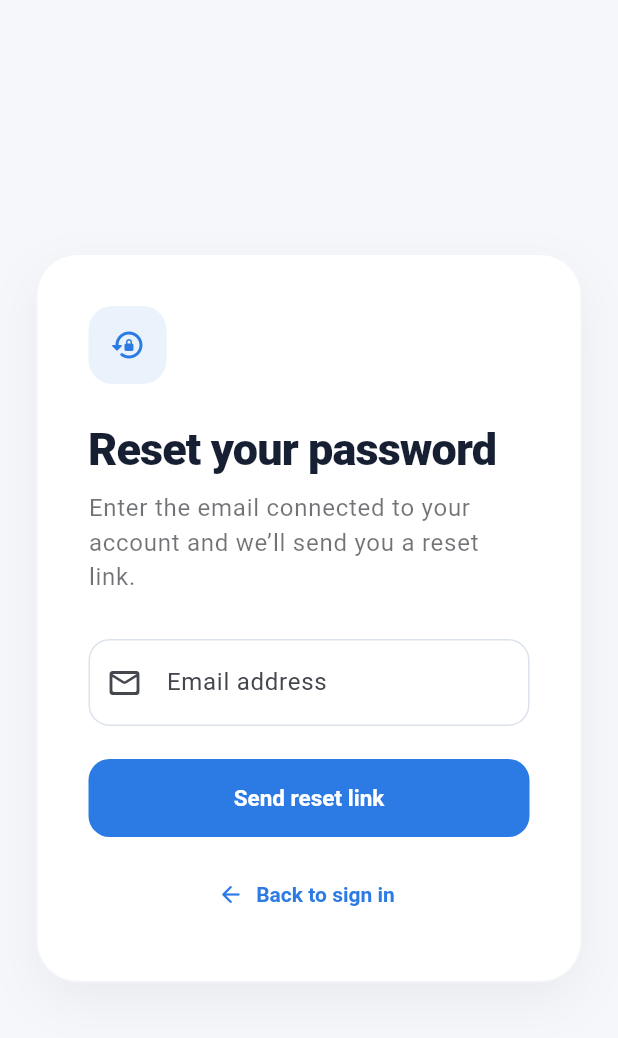
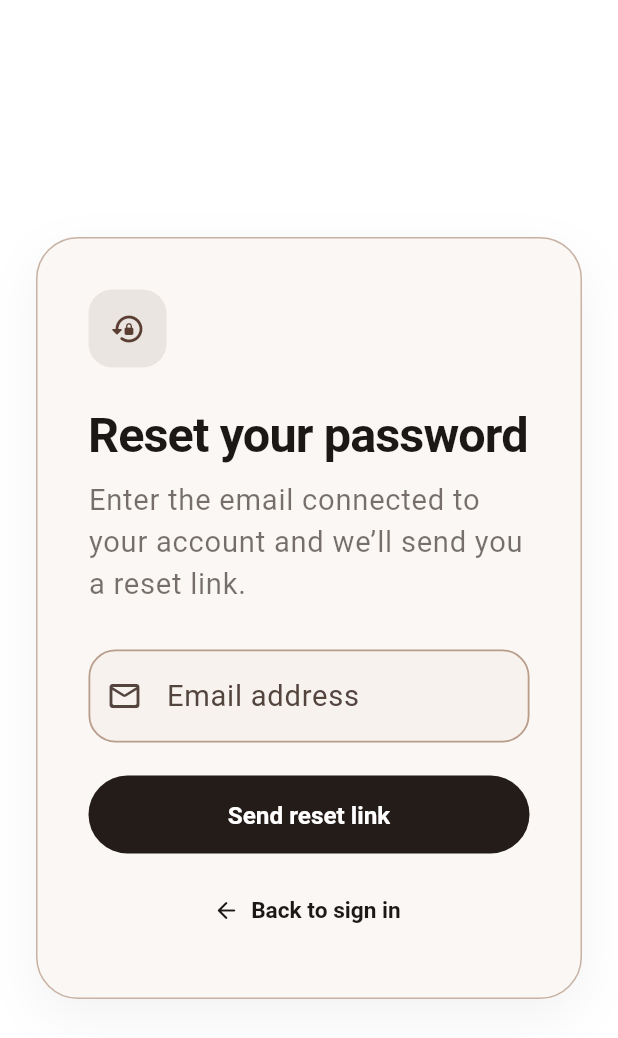
Before and after one commit to hung148/Travel-App, a Flutter app: the screen it shows after launch, after a tap on "Forgot password?", on a phone screen of 412 x 824 dp. Shown: the top 1038 px of the screen. Run offline on Flutter 3.47's test engine with Material 3 defaults, Android fonts, the light colour scheme and no system bars; our stand-ins replace cloud_firestore, firebase_auth, firebase_core, flutter_map, latlong2; accounts and stored records are empty; Roboto replaces fonts that are missing (Georgia).

Commit message:
add new UI

```diff
--- a/travel/lib/core/theme/app_theme.dart
+++ b/travel/lib/core/theme/app_theme.dart
@@ -1,17 +1,17 @@
 import 'package:flutter/material.dart';
 
 class AppTheme {
-  static const primary = Color(0xFF2C7BE5);
-  static const secondary = Color(0xFF6C757D);
-  static const error = Color(0xFFE63757);
+  static const primary = Color(0xFF5A3E32);
+  static const secondary = Color(0xFF8B6B59);
+  static const error = Color(0xFFB3261E);
 
-  static const _lightBackground = Color(0xFFF5F7FB);
-  static const _lightSurface = Color(0xFFFFFFFF);
-  static const _lightOnSurface = Color(0xFF172033);
+  static const _lightBackground = Color(0xFFFFFFFF);
+  static const _lightSurface = Color(0xFFFAF7F4);
+  static const _lightOnSurface = Color(0xFF1C1816);
 
-  static const _darkBackground = Color(0xFF101318);
-  static const _darkSurface = Color(0xFF181D24);
-  static const _darkOnSurface = Color(0xFFF4F7FB);
+  static const _darkBackground = Color(0xFF151413);
+  static const _darkSurface = Color(0xFF211F1E);
+  static const _darkOnSurface = Color(0xFFF6F3F1);
 
   static ThemeData get light => _buildTheme(
     brightness: Brightness.light,
@@ -34,12 +34,18 @@ class AppTheme {
     required Color onSurface,
   }) {
     final isDark = brightness == Brightness.dark;
+    final borderColor = isDark
+        ? const Color(0xFF6C5A50)
+        : const Color(0xFFB99D8B);
     final scheme = ColorScheme.fromSeed(
       seedColor: primary,
       brightness: brightness,
       primary: primary,
       error: error,
       surface: surface,
+    ).copyWith(
+      outline: borderColor,
+      outlineVariant: borderColor.withValues(alpha: 0.72),
     );
 
     return ThemeData(
@@ -47,92 +53,175 @@ class AppTheme {
       brightness: brightness,
       colorScheme: scheme,
       scaffoldBackgroundColor: background,
-      dividerColor: isDark ? Colors.white24 : const Color(0xFFDDE3EC),
+      canvasColor: background,
+      dividerColor: borderColor,
       appBarTheme: AppBarTheme(
         backgroundColor: background,
         foregroundColor: onSurface,
         elevation: 0,
         scrolledUnderElevation: 0,
-        centerTitle: false,
+        centerTitle: true,
+        surfaceTintColor: Colors.transparent,
+        titleTextStyle: TextStyle(
+          color: onSurface,
+          fontSize: 19,
+          fontWeight: FontWeight.w700,
+          letterSpacing: -0.15,
+        ),
+      ),
+      cardTheme: CardThemeData(
+        color: surface,
+        surfaceTintColor: Colors.transparent,
+        elevation: 0,
+        margin: EdgeInsets.zero,
+        shape: RoundedRectangleBorder(
+          borderRadius: BorderRadius.circular(28),
+          side: BorderSide(
+            color: borderColor,
+            width: 1.25,
+          ),
+        ),
+      ),
+      dialogTheme: DialogThemeData(
+        backgroundColor: surface,
+        surfaceTintColor: Colors.transparent,
+        shape: RoundedRectangleBorder(borderRadius: BorderRadius.circular(26)),
       ),
       inputDecorationTheme: InputDecorationTheme(
         filled: true,
-        fillColor: surface,
+        fillColor: isDark ? const Color(0xFF302D2B) : const Color(0xFFF7F2EE),
         contentPadding: const EdgeInsets.symmetric(
           horizontal: 16,
           vertical: 17,
         ),
         border: OutlineInputBorder(
-          borderRadius: BorderRadius.circular(14),
-          borderSide: BorderSide(
-            color: isDark ? Colors.white24 : const Color(0xFFDCE2EA),
-          ),
+          borderRadius: BorderRadius.circular(18),
+          borderSide: BorderSide.none,
         ),
         enabledBorder: OutlineInputBorder(
-          borderRadius: BorderRadius.circular(14),
+          borderRadius: BorderRadius.circular(18),
           borderSide: BorderSide(
-            color: isDark ? Colors.white24 : const Color(0xFFDCE2EA),
+            color: borderColor,
+            width: 1.2,
           ),
         ),
         focusedBorder: OutlineInputBorder(
-          borderRadius: BorderRadius.circular(14),
-          borderSide: const BorderSide(color: primary, width: 1.6),
+          borderRadius: BorderRadius.circular(18),
+          borderSide: const BorderSide(color: primary, width: 1.5),
         ),
         errorBorder: OutlineInputBorder(
-          borderRadius: BorderRadius.circular(14),
+          borderRadius: BorderRadius.circular(18),
           borderSide: const BorderSide(color: error),
         ),
       ),
       filledButtonTheme: FilledButtonThemeData(
         style: FilledButton.styleFrom(
-          backgroundColor: primary,
+          backgroundColor: const Color(0xFF241C18),
           foregroundColor: Colors.white,
-          padding: const EdgeInsets.symmetric(horizontal: 22, vertical: 16),
+          padding: const EdgeInsets.symmetric(horizontal: 24, vertical: 17),
           textStyle: const TextStyle(fontSize: 15, fontWeight: FontWeight.w700),
-          shape: RoundedRectangleBorder(
-            borderRadius: BorderRadius.circular(14),
-          ),
+          shape: const StadiumBorder(),
+          elevation: 0,
         ),
       ),
       outlinedButtonTheme: OutlinedButtonThemeData(
         style: OutlinedButton.styleFrom(
           foregroundColor: onSurface,
           side: BorderSide(
-            color: isDark ? Colors.white24 : const Color(0xFFDCE2EA),
+            color: borderColor,
+            width: 1.2,
           ),
-          shape: RoundedRectangleBorder(
-            borderRadius: BorderRadius.circular(14),
-          ),
+          backgroundColor: surface,
+          shape: const StadiumBorder(),
         ),
       ),
       textButtonTheme: TextButtonThemeData(
         style: TextButton.styleFrom(
-          foregroundColor: primary,
+          foregroundColor: onSurface,
           textStyle: const TextStyle(fontWeight: FontWeight.w700),
         ),
       ),
       chipTheme: ChipThemeData(
-        backgroundColor: surface,
-        selectedColor: primary.withValues(alpha: 0.12),
-        side: BorderSide(
-          color: isDark ? Colors.white24 : const Color(0xFFDCE2EA),
+        backgroundColor: isDark ? const Color(0xFF302D2B) : const Color(0xFFF4EDE8),
+        selectedColor: primary,
+        checkmarkColor: Colors.white,
+        side: BorderSide.none,
+        shape: const StadiumBorder(),
+      ),
+      snackBarTheme: SnackBarThemeData(
+        backgroundColor: onSurface,
+        contentTextStyle: TextStyle(color: surface),
+        behavior: SnackBarBehavior.floating,
+        shape: RoundedRectangleBorder(borderRadius: BorderRadius.circular(16)),
+      ),
+      progressIndicatorTheme: ProgressIndicatorThemeData(color: onSurface),
+      textTheme: TextTheme(
+        displayLarge: TextStyle(
+          fontFamily: 'Georgia',
+          fontSize: 48,
+          fontWeight: FontWeight.w700,
+          letterSpacing: -1.5,
+          color: onSurface,
         ),
-        shape: RoundedRectangleBorder(borderRadius: BorderRadius.circular(999)),
-      ),
-      textTheme: TextTheme(
+        displayMedium: TextStyle(
+          fontFamily: 'Georgia',
+          fontSize: 40,
+          fontWeight: FontWeight.w700,
+          letterSpacing: -1.1,
+          color: onSurface,
+        ),
+        displaySmall: TextStyle(
+          fontFamily: 'Georgia',
+          fontSize: 34,
+          fontWeight: FontWeight.w700,
+          letterSpacing: -0.8,
+          color: onSurface,
+        ),
         headlineMedium: TextStyle(
-          fontSize: 28,
-          fontWeight: FontWeight.w800,
-          letterSpacing: -0.5,
+          fontFamily: 'Georgia',
+          fontSize: 32,
+          fontWeight: FontWeight.w700,
+          letterSpacing: -0.6,
           color: onSurface,
         ),
         titleLarge: TextStyle(
-          fontSize: 20,
-          fontWeight: FontWeight.w800,
+          fontFamily: 'Georgia',
+          fontSize: 24,
+          fontWeight: FontWeight.w600,
+          letterSpacing: -0.25,
           color: onSurface,
         ),
-        bodyLarge: TextStyle(fontSize: 16, color: onSurface),
-        bodyMedium: TextStyle(fontSize: 14, color: onSurface),
+        titleMedium: TextStyle(
+          fontSize: 18,
+          fontWeight: FontWeight.w800,
+          letterSpacing: 0.05,
+          color: onSurface,
+        ),
+        titleSmall: TextStyle(
+          fontSize: 16,
+          fontWeight: FontWeight.w800,
+          letterSpacing: 0.15,
+          color: onSurface,
+        ),
+        bodyLarge: TextStyle(fontSize: 18, height: 1.45, color: onSurface),
+        bodyMedium: TextStyle(fontSize: 16, height: 1.4, color: onSurface),
+        bodySmall: TextStyle(
+          fontSize: 14,
+          height: 1.35,
+          color: onSurface.withValues(alpha: 0.72),
+        ),
+        labelLarge: TextStyle(
+          fontSize: 16,
+          fontWeight: FontWeight.w800,
+          letterSpacing: 0.2,
+          color: onSurface,
+        ),
+        labelMedium: TextStyle(
+          fontSize: 14,
+          fontWeight: FontWeight.w700,
+          letterSpacing: 0.35,
+          color: onSurface,
+        ),
       ),
     );
   }
--- a/travel/lib/main.dart
+++ b/travel/lib/main.dart
@@ -57,9 +57,19 @@ class MyApp extends StatelessWidget {
       child: MaterialApp(
         debugShowCheckedModeBanner: false,
         title: 'Travel App',
+        builder: (context, child) {
+          final mediaQuery = MediaQuery.of(context);
+          final currentScale = mediaQuery.textScaler.scale(1);
+          return MediaQuery(
+            data: mediaQuery.copyWith(
+              textScaler: TextScaler.linear(currentScale * 1.08),
+            ),
+            child: child!,
+          );
+        },
         theme: AppTheme.light,
         darkTheme: AppTheme.dark,
-        themeMode: ThemeMode.system,
+        themeMode: ThemeMode.light,
         home: const AuthGate(),
         routes: {
           '/signup': (_) => const SignupPage(),
--- a/travel/lib/views/summary/multi_destination_review.dart
+++ b/travel/lib/views/summary/multi_destination_review.dart
@@ -287,7 +287,7 @@ class _ReviewCard extends StatelessWidget {
       color: Theme.of(context).colorScheme.surface,
       borderRadius: BorderRadius.circular(18),
       border: Border.all(
-        color: Theme.of(context).dividerColor.withValues(alpha: .35),
+        color: Theme.of(context).dividerColor.withValues(alpha: .78),
       ),
     ),
     child: child,
--- a/travel/lib/views/summary/review_widget.dart
+++ b/travel/lib/views/summary/review_widget.dart
@@ -35,7 +35,7 @@ class _ReviewWidgetState extends State<ReviewWidget> {
         color: Theme.of(context).colorScheme.surface,
         borderRadius: BorderRadius.circular(22),
         border: Border.all(
-          color: Theme.of(context).dividerColor.withValues(alpha: 0.35),
+          color: Theme.of(context).dividerColor.withValues(alpha: 0.78),
         ),
       ),
       child: Column(
--- a/travel/lib/views/summary/summary_page.dart
+++ b/travel/lib/views/summary/summary_page.dart
@@ -299,7 +299,7 @@ class _HotelReview extends StatelessWidget {
         crossAxisAlignment: CrossAxisAlignment.start,
         children: [
           CircleAvatar(
-            backgroundColor: Colors.indigo.shade700,
+            backgroundColor: Theme.of(context).colorScheme.primary,
             child: const Icon(Icons.hotel_rounded, color: Colors.white),
           ),
           const SizedBox(width: 12),
@@ -514,7 +514,7 @@ class _HotelStopRow extends StatelessWidget {
       children: [
         CircleAvatar(
           radius: 15,
-          backgroundColor: Colors.indigo.shade700,
+          backgroundColor: Theme.of(context).colorScheme.primary,
           child: const Icon(Icons.hotel_rounded, size: 17, color: Colors.white),
         ),
         const SizedBox(width: 12),
@@ -670,7 +670,7 @@ class _ReviewCard extends StatelessWidget {
         color: Theme.of(context).colorScheme.surface,
         borderRadius: BorderRadius.circular(18),
         border: Border.all(
-          color: Theme.of(context).dividerColor.withValues(alpha: 0.35),
+          color: Theme.of(context).dividerColor.withValues(alpha: 0.78),
         ),
       ),
       child: child,
```
Also changed, not shown: travel/lib/views/plan_trip/plan_trip_page.dart (+7 -7 lines), travel/lib/views/preferences/preference_page.dart (+7 -7 lines), travel/lib/views/profile/profile_page.dart (+19 -14 lines), travel/lib/widgets/auth_layout.dart (+11 -13 lines).
